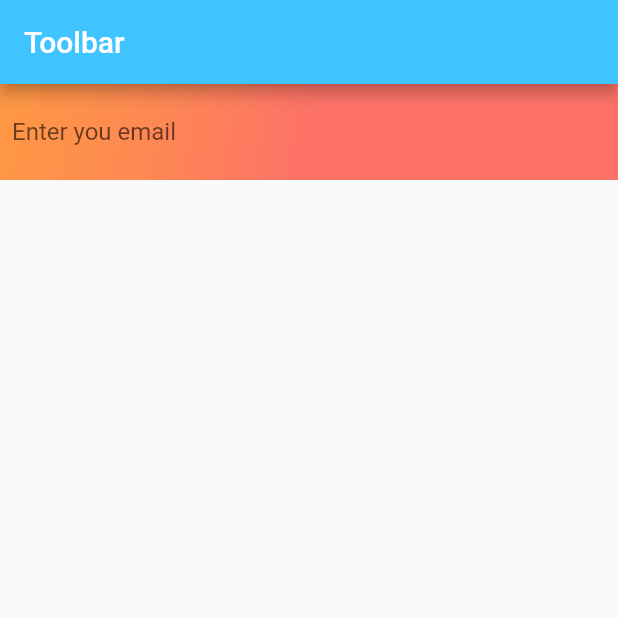
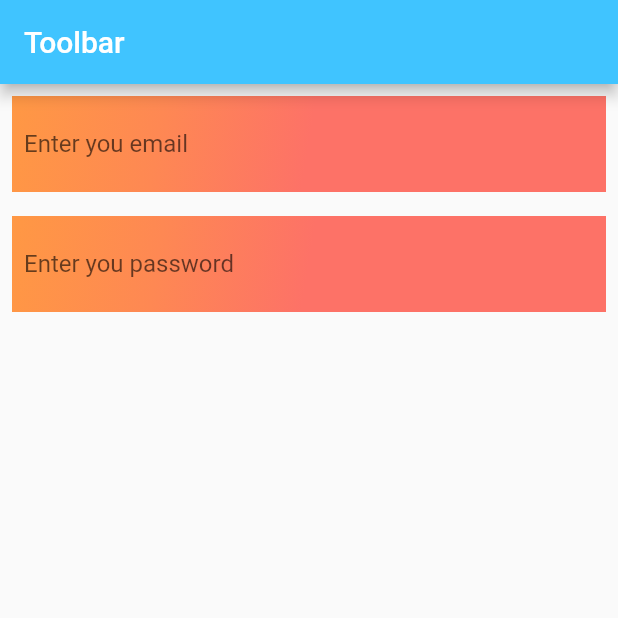
Before and after one commit to simonchaudhary/bliss-app, a Flutter app: the screen it shows after launch, on a phone screen of 412 x 824 dp, the top half of it. Run offline on Flutter 3.47's test engine with Material 2 defaults, Android fonts, the phone set to English and light mode, and no system bars.

Commit message:
textfield with padding

```diff
--- a/lib/main.dart
+++ b/lib/main.dart
@@ -14,23 +14,64 @@ class MyApp extends StatelessWidget {
           ),
           body: Center(
             child: Column(
+
               children: <Widget>[
-              DecoratedBox(decoration: BoxDecoration(gradient: LinearGradient(
+
+                Container(
+                  child: Padding(padding: const EdgeInsets.all(8.0),
+                    child: DecoratedBox(
+                  decoration: BoxDecoration(
+                    gradient: LinearGradient(
                         colors: orangeGradients,
                         begin: Alignment.topLeft,
-              end: Alignment.center),),
-                child: Padding(padding: const EdgeInsets.all(8.0),
-                  child: TextField(decoration: InputDecoration(border: InputBorder.none, hintText: 'Enter you email'),),
+                        end: Alignment.center),
+                  ),
+                  child: Padding(
+                    padding: const EdgeInsets.all(8.0),
+                    child: TextField(
+                      decoration: InputDecoration(
+                          border: InputBorder.none,
+                          hintText: 'Enter you email'),
+                    ),
+                  ),
+                ),
 
                   ),
+
                 ),
+                Container(
+                  child: Padding(padding: const EdgeInsets.all(8.0),
+                    child: DecoratedBox(
+                  decoration: BoxDecoration(
+                    gradient: LinearGradient(
+                        colors: orangeGradients,
+                        begin: Alignment.topLeft,
+                        end: Alignment.center),
+                  ),
+                  child: Padding(
+                    padding: const EdgeInsets.all(8.0),
+                    child: TextField(
+                      decoration: InputDecoration(
+                          border: InputBorder.none,
+                          hintText: 'Enter you password'),
+                    ),
+                  ),
+                ),
+
+                  ),
+
+                ),
+
+
               ],
             ),
-        )
+          ),
+
           ),
     );
   }
 }
+
 const List<Color> orangeGradients = [
   Color(0xFFFF9844),
   Color(0xFFFE8853),
```
Lines whose indentation alone changed are shown as unchanged.
